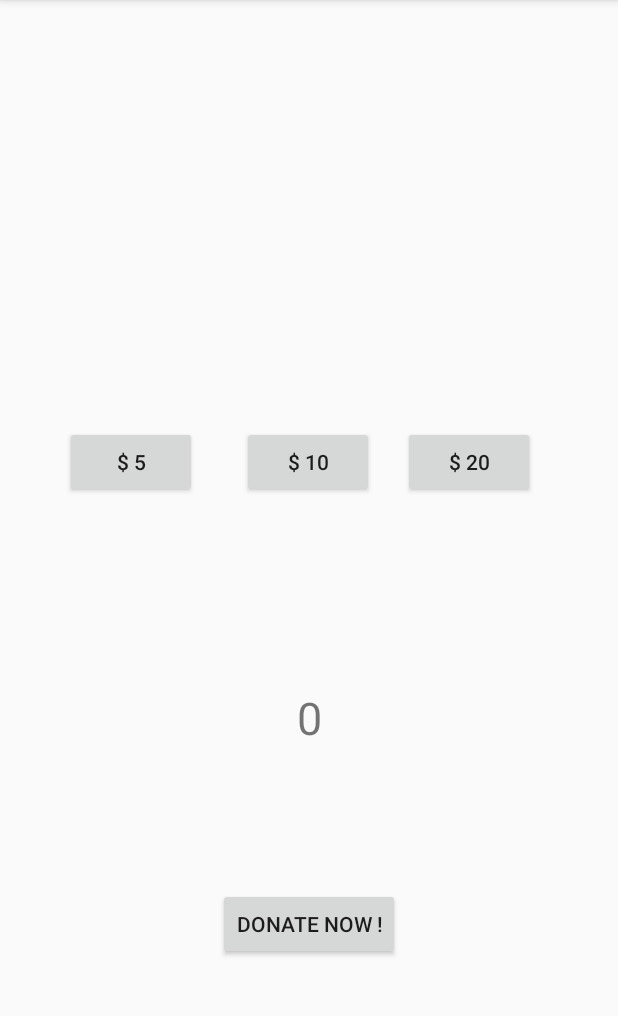
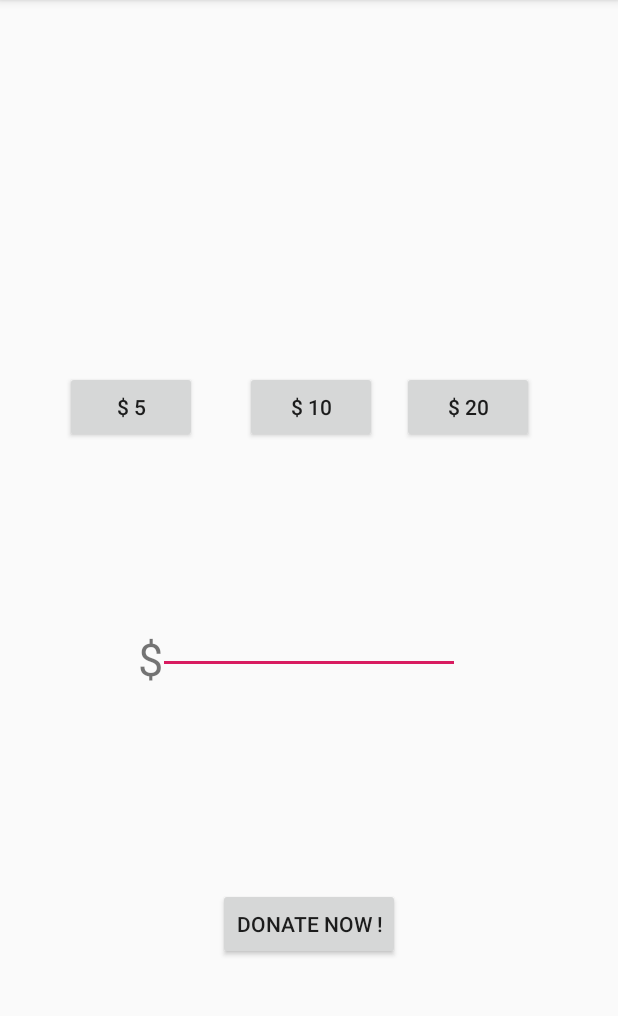
Before and after one commit to TN21/KcDonate, an Android app: the MoneyDonation screen opened directly, with no data from a screen before it, on a phone screen of 412 x 824 dp, the part 84-1100 px from its top. Run offline under Robolectric (Android 15) with nearby library versions, the phone set to English and light mode, and no system bars.

Commit message:
MoneyDonation Done

```diff
--- a/app/src/main/java/com/example/kcdonate/MoneyDonation.java
+++ b/app/src/main/java/com/example/kcdonate/MoneyDonation.java
@@ -1,50 +1,85 @@
 package com.example.kcdonate;
 
+import android.support.v7.app.AlertDialog;
 import android.support.v7.app.AppCompatActivity;
 import android.os.Bundle;
 import android.view.View;
 import android.widget.Button;
+import android.widget.EditText;
 import android.widget.TextView;
-
+import android.content.DialogInterface;
 
 public class MoneyDonation extends AppCompatActivity {
-    public TextView donatePriceTx;
+
     public Button fiveDollarBtn;
     public Button tenDollarBtn;
     public Button twentyDollarBtn;
+    public Button moneyDonateBtn;
+    public TextView totalAmountView;
+    EditText enterAmount;
+    int donateAmount = 0;
 
     @Override
     protected void onCreate(Bundle savedInstanceState) {
         super.onCreate(savedInstanceState);
         setContentView(R.layout.activity_money_donation);
 
-        fiveDollarBtn = (Button)findViewById(R.id.fiveDollarBtn);
-        tenDollarBtn =(Button) findViewById(R.id.tenDollarBtn) ;
-        twentyDollarBtn =(Button) findViewById(R.id.twentyDollarBtn) ;
-        donatePriceTx = (TextView) findViewById(R.id.donatePriceTx);
+
+        fiveDollarBtn = findViewById(R.id.fiveDollarBtn);
+        tenDollarBtn = findViewById(R.id.tenDollarBtn);
+        twentyDollarBtn = findViewById(R.id.twentyDollarBtn);
+        enterAmount = findViewById(R.id.enterDonateAmount);
+        moneyDonateBtn = findViewById(R.id.moneyDonateBtn);
 
 
         fiveDollarBtn.setOnClickListener(new View.OnClickListener() {
             @Override
             public void onClick(View v) {
-                donatePriceTx.setText("5");
+                donateAmount = 5;
+                enterAmount.setText(new Integer(donateAmount).toString());
+
             }
         });
 
         tenDollarBtn.setOnClickListener(new View.OnClickListener() {
             @Override
             public void onClick(View v) {
-                donatePriceTx.setText("10");
-
+                donateAmount = 10;
+                enterAmount.setText(new Integer(donateAmount).toString());
             }
         });
 
         twentyDollarBtn.setOnClickListener(new View.OnClickListener() {
             @Override
             public void onClick(View v) {
-                donatePriceTx.setText("20");
+                donateAmount = 20;
+                enterAmount.setText(new Integer(donateAmount).toString());
+
             }
         });
 
+        moneyDonateBtn.setOnClickListener(new View.OnClickListener() {
+            @Override
+            public void onClick(View v) {
+
+                        donateAmount = Integer.parseInt(enterAmount.getText().toString());
+                        AlertDialog.Builder builder = new AlertDialog.Builder(MoneyDonation.this);
+                        builder.setTitle("You will be donate $" + donateAmount);
+                        builder.setPositiveButton("Yes", new DialogInterface.OnClickListener() {
+                            @Override
+                            public void onClick(DialogInterface dialog, int which) {
+                                donateAmount = 0;
+                            }
+                        });
+                        builder.show();
+
+
+
+
+                }
+            });
+
+
     }
+
 }
--- a/app/src/main/res/layout/activity_money_donation.xml
+++ b/app/src/main/res/layout/activity_money_donation.xml
@@ -20,7 +20,7 @@
         app:layout_constraintHorizontal_bias="0.114"
         app:layout_constraintStart_toStartOf="parent"
         app:layout_constraintTop_toTopOf="parent"
-        app:layout_constraintVertical_bias="0.392" />
+        app:layout_constraintVertical_bias="0.34" />
 
     <Button
         android:id="@+id/tenDollarBtn"
@@ -33,10 +33,10 @@
         android:text="@string/tenDollar"
         app:layout_constraintBottom_toBottomOf="parent"
         app:layout_constraintEnd_toStartOf="@+id/twentyDollarBtn"
-        app:layout_constraintHorizontal_bias="0.666"
+        app:layout_constraintHorizontal_bias="0.727"
         app:layout_constraintStart_toEndOf="@+id/fiveDollarBtn"
         app:layout_constraintTop_toTopOf="parent"
-        app:layout_constraintVertical_bias="0.392" />
+        app:layout_constraintVertical_bias="0.34" />
 
     <Button
         android:id="@+id/twentyDollarBtn"
@@ -49,13 +49,13 @@
         android:text="@string/twentyDollar"
         app:layout_constraintBottom_toBottomOf="parent"
         app:layout_constraintEnd_toEndOf="parent"
-        app:layout_constraintHorizontal_bias="0.732"
+        app:layout_constraintHorizontal_bias="0.727"
         app:layout_constraintStart_toEndOf="@+id/fiveDollarBtn"
         app:layout_constraintTop_toTopOf="parent"
-        app:layout_constraintVertical_bias="0.392" />
+        app:layout_constraintVertical_bias="0.34" />
 
     <Button
-        android:id="@+id/button4"
+        android:id="@+id/moneyDonateBtn"
         android:layout_width="wrap_content"
         android:layout_height="wrap_content"
         android:layout_marginStart="8dp"
@@ -69,22 +69,39 @@
         app:layout_constraintTop_toTopOf="parent"
         app:layout_constraintVertical_bias="1.0" />
 
+    <EditText
+        android:id="@+id/enterDonateAmount"
+        android:layout_width="201dp"
+        android:layout_height="53dp"
+        android:layout_marginStart="8dp"
+        android:layout_marginTop="396dp"
+        android:layout_marginEnd="8dp"
+        android:layout_marginBottom="8dp"
+        android:autofillHints=""
+        android:ems="10"
+        android:inputType="number"
+        android:textAlignment="center"
+        app:layout_constraintBottom_toTopOf="@+id/moneyDonateBtn"
+        app:layout_constraintEnd_toEndOf="parent"
+        app:layout_constraintStart_toStartOf="parent"
+        app:layout_constraintTop_toTopOf="parent"
+        app:layout_constraintVertical_bias="0.0" />
+
     <TextView
-        android:id="@+id/donatePriceTx"
-        android:layout_width="90dp"
-        android:layout_height="50dp"
+        android:id="@+id/textView"
+        android:layout_width="27dp"
+        android:layout_height="49dp"
         android:layout_marginStart="8dp"
         android:layout_marginTop="8dp"
         android:layout_marginEnd="8dp"
-        android:layout_marginBottom="84dp"
-        android:text="@string/donatePrice"
-        android:textAlignment="center"
+        android:layout_marginBottom="8dp"
+        android:text="@string/dollarSign"
         android:textSize="30sp"
-        app:layout_constraintBottom_toTopOf="@+id/button4"
+        app:layout_constraintBottom_toBottomOf="parent"
         app:layout_constraintEnd_toEndOf="parent"
-        app:layout_constraintHorizontal_bias="0.501"
+        app:layout_constraintHorizontal_bias="0.228"
         app:layout_constraintStart_toStartOf="parent"
         app:layout_constraintTop_toTopOf="parent"
-        app:layout_constraintVertical_bias="1.0" />
+        app:layout_constraintVertical_bias="0.584" />
 
 </android.support.constraint.ConstraintLayout>
--- a/app/src/main/res/values/strings.xml
+++ b/app/src/main/res/values/strings.xml
@@ -14,5 +14,9 @@
     <string name="donatePrice">0</string>
     <string name="tenDollar">$ 10</string>
     <string name="twentyDollar">$ 20</string>
-
+    <string name="EnterAmount">Please Enter the Amount</string>
+    <string name="dollarSign">$</string>
+    <string name="otherHint">Enter the Amount</string>
+    <string name="textNumber">0</string>
+    <string name="totalAmountView"></string>
 </resources>
```
